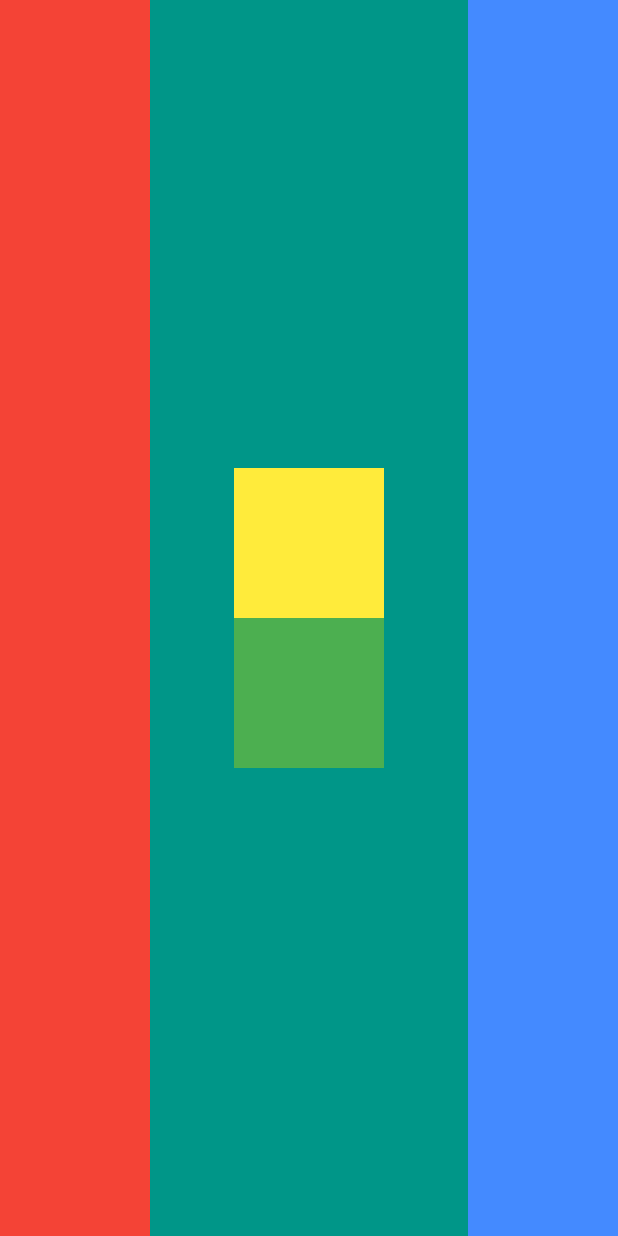
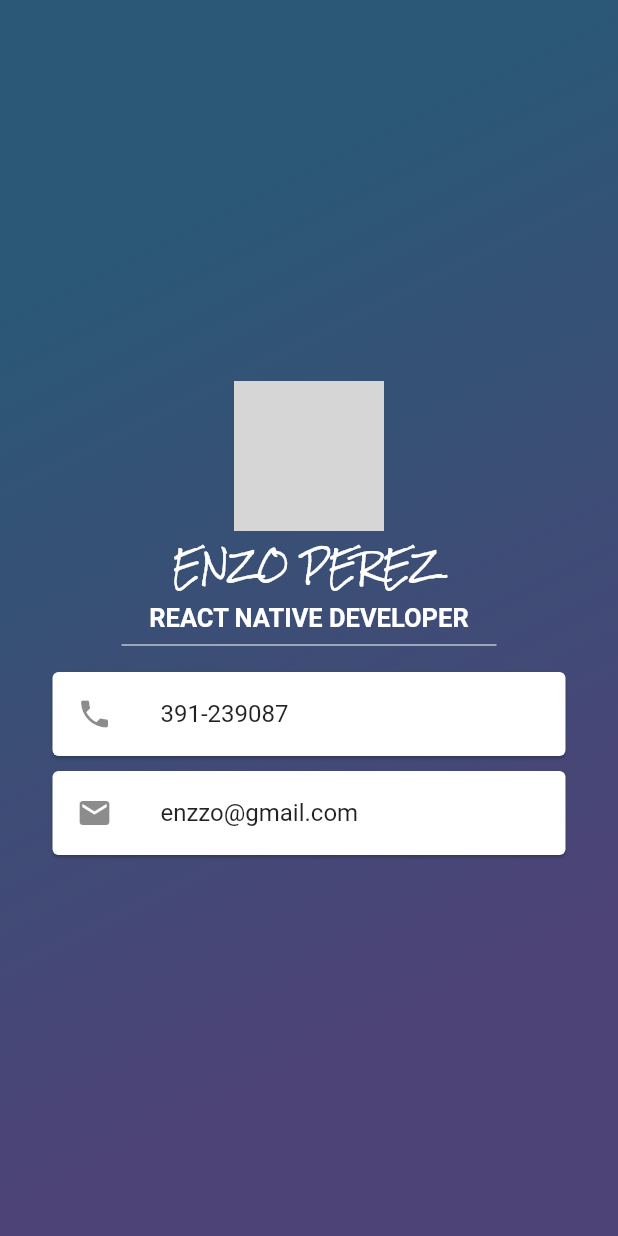
Before and after one commit to enzzoperez/flutter-example, a Flutter app: the screen it shows after launch, on a phone screen of 412 x 824 dp. Run offline on Flutter 3.47's test engine with Material 2 defaults, Android fonts, the light colour scheme and no system bars; grey boxes are pictures that could not be loaded.

Commit message:
mi card app finished

```diff
--- a/lib/main.dart
+++ b/lib/main.dart
@@ -12,43 +12,63 @@ class MyApp extends StatelessWidget {
     Widget build(BuildContext context) {
         return MaterialApp(
             home: Scaffold(
-                body: Container(
-                    color: Colors.teal,
-                    child: SafeArea(
-                        child: Row(
-                            mainAxisAlignment: MainAxisAlignment.spaceBetween,
-                            children: <Widget>[
-                                Container(
-                                    width: 100,
-                                    color: Colors.red,
+                body: myBody(),
             ),
-                                Container(
-                                    width: 100,
-                                    child: Center(
+        );
+    }
+
+    Widget myBody(){
+        return SafeArea(
+            child: Container(
+                decoration: BoxDecoration(
+                    gradient: LinearGradient(
+                        colors: [Color(0xff2b5876), Color(0xff4e4376)],
+                        begin: Alignment.topLeft,
+                        end: Alignment.bottomRight,
+                        stops: [0.2, 0.8]
+                    )
+                ),
                 child: Column(
                     mainAxisAlignment: MainAxisAlignment.center,
                     children: <Widget>[
-                                                Container(
-                                                    height: 100,
-                                                    color: Colors.yellow,
+                        CircleAvatar(
+                            radius: 50.0,
+                            backgroundColor: Colors.red,
+                            child: Image(image: AssetImage('./assets/diamond.png'),),
                         ),
-                                                Container(
-                                                    height: 100,
-                                                    color: Colors.green,
+                        Text('ENZO PEREZ', style: TextStyle(
+                            fontFamily: 'Rocksalt',
+                            fontSize: 20.0,
+                            color: Colors.white
+                        ),),
+                        Text('REACT NATIVE DEVELOPER', style: TextStyle(
+                            fontSize: 17.0,
+                            color: Colors.white,
+                            fontWeight: FontWeight.bold,
+                        ),),
+                        SizedBox(
+                            width: 250,
+                            child: Divider(
+                                color: Colors.white,
+                            ),
+                        ),
+                        Card(
+                            margin: EdgeInsets.only(left: 35, right: 35, top: 10),
+                            child: ListTile(
+                                leading: Icon(Icons.phone),
+                                title: Text('391-239087'),
+                            ),
+                        ),
+                        Card(
+                            margin: EdgeInsets.only(left: 35, right: 35, top: 10),
+                            child: ListTile(
+                                leading: Icon(Icons.mail),
+                                title: Text('enzzo@gmail.com'),
+                            ),
                         )
                     ],
                 ),
             ),
-                                ),
-                                Container(
-                                    width: 100,
-                                    color: Colors.blueAccent,
-                                ),
-                            ],
-                        ),
-                    ),
-                )
-            ),
         );
     }
 }
```
Also changed, not shown: pubspec.yaml (+5 -16 lines), assets/fonts/RockSalt-Regular.ttf (added). Lines whose indentation alone changed are shown as unchanged.
